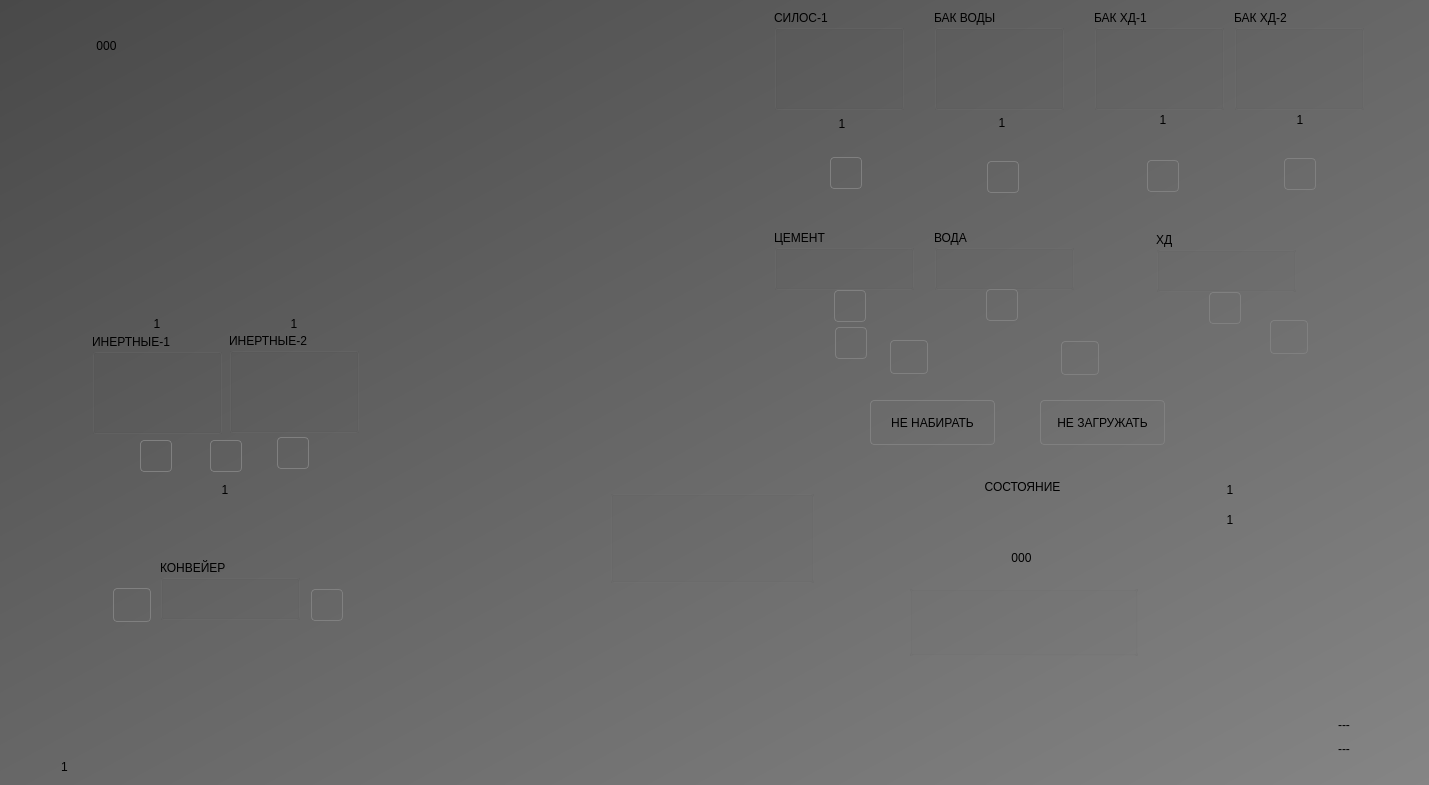
Above: ui/Home.ui from chkrain/bsuch before the change. Below: the same form after it.
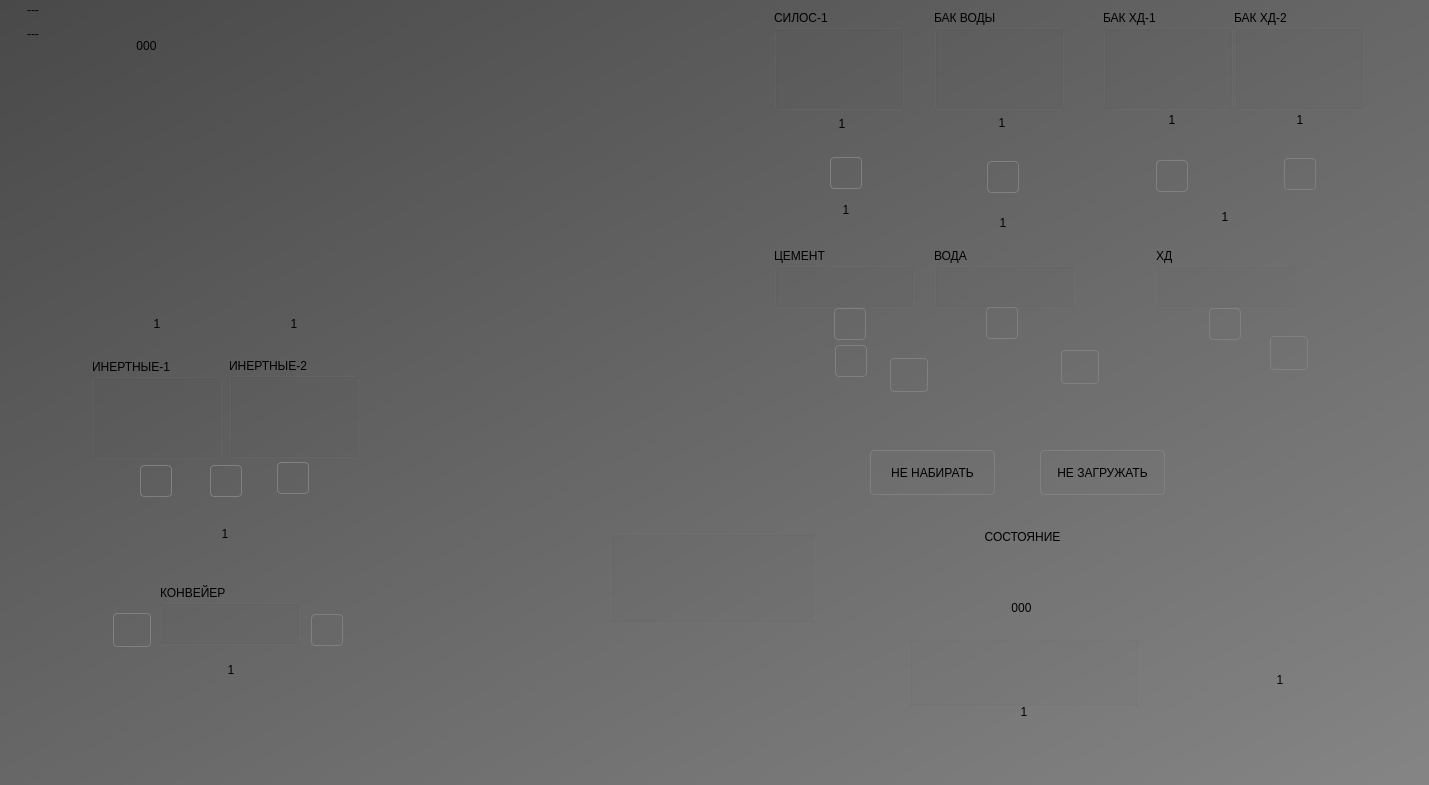
That is the form after the change. Icons and pictures are not drawn. Custom widgets are drawn as their Qt base class.

```diff
--- a/ui/Home.ui
+++ b/ui/Home.ui
@@ -130,7 +130,7 @@
    <property name="geometry">
     <rect>
      <x>895</x>
-     <y>430</y>
+     <y>480</y>
      <width>247</width>
      <height>175</height>
     </rect>
@@ -186,7 +186,7 @@
    <property name="geometry">
     <rect>
      <x>1076</x>
-     <y>531</y>
+     <y>581</y>
      <width>114</width>
      <height>137</height>
     </rect>
@@ -204,7 +204,7 @@
    <property name="geometry">
     <rect>
      <x>909</x>
-     <y>585</y>
+     <y>635</y>
      <width>229</width>
      <height>71</height>
     </rect>
@@ -217,7 +217,7 @@
    <property name="geometry">
     <rect>
      <x>1070</x>
-     <y>545</y>
+     <y>595</y>
      <width>22</width>
      <height>22</height>
     </rect>
@@ -233,7 +233,7 @@
    <property name="geometry">
     <rect>
      <x>1102</x>
-     <y>545</y>
+     <y>595</y>
      <width>22</width>
      <height>22</height>
     </rect>
@@ -249,7 +249,7 @@
    <property name="geometry">
     <rect>
      <x>774</x>
-     <y>230</y>
+     <y>248</y>
      <width>140</width>
      <height>60</height>
     </rect>
@@ -262,7 +262,7 @@
    <property name="geometry">
     <rect>
      <x>934</x>
-     <y>230</y>
+     <y>248</y>
      <width>140</width>
      <height>60</height>
     </rect>
@@ -275,7 +275,7 @@
    <property name="geometry">
     <rect>
      <x>1156</x>
-     <y>232</y>
+     <y>248</y>
      <width>140</width>
      <height>60</height>
     </rect>
@@ -291,7 +291,7 @@
    <property name="geometry">
     <rect>
      <x>160</x>
-     <y>560</y>
+     <y>585</y>
      <width>140</width>
      <height>60</height>
     </rect>
@@ -329,7 +329,7 @@
   <widget class="DoserPanel" name="doserpanel_2">
    <property name="geometry">
     <rect>
-     <x>1094</x>
+     <x>1103</x>
      <y>10</y>
      <width>130</width>
      <height>100</height>
@@ -362,7 +362,7 @@
    <property name="geometry">
     <rect>
      <x>92</x>
-     <y>334</y>
+     <y>359</y>
      <width>130</width>
      <height>100</height>
     </rect>
@@ -375,7 +375,7 @@
    <property name="geometry">
     <rect>
      <x>229</x>
-     <y>333</y>
+     <y>358</y>
      <width>130</width>
      <height>100</height>
     </rect>
@@ -388,7 +388,7 @@
    <property name="geometry">
     <rect>
      <x>30</x>
-     <y>580</y>
+     <y>605</y>
      <width>392</width>
      <height>54</height>
     </rect>
@@ -463,7 +463,7 @@
    <property name="geometry">
     <rect>
      <x>84</x>
-     <y>372</y>
+     <y>397</y>
      <width>146</width>
      <height>126</height>
     </rect>
@@ -512,7 +512,7 @@
    <property name="geometry">
     <rect>
      <x>220</x>
-     <y>373</y>
+     <y>398</y>
      <width>146</width>
      <height>126</height>
     </rect>
@@ -561,7 +561,7 @@
    <property name="geometry">
     <rect>
      <x>794</x>
-     <y>220</y>
+     <y>238</y>
      <width>113</width>
      <height>238</height>
     </rect>
@@ -641,7 +641,7 @@
    <property name="geometry">
     <rect>
      <x>945</x>
-     <y>219</y>
+     <y>237</y>
      <width>115</width>
      <height>174</height>
     </rect>
@@ -693,7 +693,7 @@
    <property name="geometry">
     <rect>
      <x>1182</x>
-     <y>222</y>
+     <y>238</y>
      <width>86</width>
      <height>131</height>
     </rect>
@@ -745,7 +745,7 @@
    <property name="geometry">
     <rect>
      <x>836</x>
-     <y>380</y>
+     <y>407</y>
      <width>30</width>
      <height>33</height>
     </rect>
@@ -763,7 +763,7 @@
    <property name="geometry">
     <rect>
      <x>987</x>
-     <y>377</y>
+     <y>403</y>
      <width>32</width>
      <height>95</height>
     </rect>
@@ -781,7 +781,7 @@
    <property name="geometry">
     <rect>
      <x>1210</x>
-     <y>337</y>
+     <y>365</y>
      <width>32</width>
      <height>95</height>
     </rect>
@@ -799,7 +799,7 @@
    <property name="geometry">
     <rect>
      <x>120</x>
-     <y>490</y>
+     <y>515</y>
      <width>30</width>
      <height>33</height>
     </rect>
@@ -817,7 +817,7 @@
    <property name="geometry">
     <rect>
      <x>163</x>
-     <y>490</y>
+     <y>515</y>
      <width>30</width>
      <height>33</height>
     </rect>
@@ -835,7 +835,7 @@
    <property name="geometry">
     <rect>
      <x>254</x>
-     <y>490</y>
+     <y>515</y>
      <width>30</width>
      <height>33</height>
     </rect>
@@ -853,7 +853,7 @@
    <property name="geometry">
     <rect>
      <x>300</x>
-     <y>490</y>
+     <y>515</y>
      <width>30</width>
      <height>33</height>
     </rect>
@@ -871,7 +871,7 @@
    <property name="geometry">
     <rect>
      <x>510</x>
-     <y>414</y>
+     <y>454</y>
      <width>201</width>
      <height>204</height>
     </rect>
@@ -885,8 +885,8 @@
   <widget class="RuntimeTrend" name="runtimetrend">
    <property name="geometry">
     <rect>
-     <x>20</x>
-     <y>17</y>
+     <x>60</x>
+     <y>20</y>
      <width>702</width>
      <height>294</height>
     </rect>
@@ -1003,7 +1003,7 @@
   <widget class="Animation" name="container_3">
    <property name="geometry">
     <rect>
-     <x>1119</x>
+     <x>1128</x>
      <y>134</y>
      <width>84</width>
      <height>82</height>
@@ -1095,7 +1095,7 @@
   <widget class="QLabel" name="mixer_i">
    <property name="geometry">
     <rect>
-     <x>73</x>
+     <x>113</x>
      <y>29</y>
      <width>67</width>
      <height>34</height>
@@ -1115,7 +1115,7 @@
    <property name="geometry">
     <rect>
      <x>870</x>
-     <y>400</y>
+     <y>450</y>
      <width>125</width>
      <height>45</height>
     </rect>
@@ -1146,7 +1146,7 @@
    <property name="geometry">
     <rect>
      <x>1040</x>
-     <y>400</y>
+     <y>450</y>
      <width>125</width>
      <height>45</height>
     </rect>
@@ -1177,7 +1177,7 @@
    <property name="geometry">
     <rect>
      <x>210</x>
-     <y>440</y>
+     <y>465</y>
      <width>32</width>
      <height>32</height>
     </rect>
@@ -1205,7 +1205,7 @@
    <property name="geometry">
     <rect>
      <x>610</x>
-     <y>490</y>
+     <y>530</y>
      <width>204</width>
      <height>93</height>
     </rect>
@@ -1214,8 +1214,8 @@
   <widget class="QLabel" name="scantime">
    <property name="geometry">
     <rect>
-     <x>1311</x>
-     <y>715</y>
+     <x>0</x>
+     <y>0</y>
      <width>66</width>
      <height>19</height>
     </rect>
@@ -1233,8 +1233,8 @@
   <widget class="QLabel" name="powered">
    <property name="geometry">
     <rect>
-     <x>1311</x>
-     <y>739</y>
+     <x>0</x>
+     <y>24</y>
      <width>66</width>
      <height>19</height>
     </rect>
@@ -1253,7 +1253,7 @@
    <property name="geometry">
     <rect>
      <x>1270</x>
-     <y>320</y>
+     <y>336</y>
      <width>38</width>
      <height>34</height>
     </rect>
@@ -1279,7 +1279,7 @@
    <property name="geometry">
     <rect>
      <x>1061</x>
-     <y>341</y>
+     <y>350</y>
      <width>38</width>
      <height>34</height>
     </rect>
@@ -1305,7 +1305,7 @@
    <property name="geometry">
     <rect>
      <x>890</x>
-     <y>340</y>
+     <y>358</y>
      <width>38</width>
      <height>34</height>
     </rect>
@@ -1327,28 +1327,6 @@
     <bool>true</bool>
    </property>
   </widget>
-  <widget class="QLabel" name="label_2">
-   <property name="geometry">
-    <rect>
-     <x>4</x>
-     <y>752</y>
-     <width>121</width>
-     <height>31</height>
-    </rect>
-   </property>
-   <property name="text">
-    <string>1</string>
-   </property>
-   <property name="textFormat">
-    <enum>Qt::RichText</enum>
-   </property>
-   <property name="alignment">
-    <set>Qt::AlignCenter</set>
-   </property>
-   <property name="style" stdset="0">
-    <string>textinfo</string>
-   </property>
-  </widget>
   <widget class="QLabel" name="label_3">
    <property name="geometry">
     <rect>
@@ -1396,7 +1374,7 @@
   <widget class="QLabel" name="label_5">
    <property name="geometry">
     <rect>
-     <x>1083</x>
+     <x>1092</x>
      <y>110</y>
      <width>160</width>
      <height>21</height>
@@ -1441,7 +1419,7 @@
    <property name="geometry">
     <rect>
      <x>160</x>
-     <y>480</y>
+     <y>524</y>
      <width>130</width>
      <height>21</height>
     </rect>
@@ -1506,8 +1484,8 @@
   <widget class="QLabel" name="label_10">
    <property name="geometry">
     <rect>
-     <x>1140</x>
-     <y>510</y>
+     <x>1190</x>
+     <y>670</y>
      <width>180</width>
      <height>21</height>
     </rect>
@@ -1528,8 +1506,8 @@
   <widget class="QLabel" name="label_11">
    <property name="geometry">
     <rect>
-     <x>1140</x>
-     <y>480</y>
+     <x>934</x>
+     <y>702</y>
      <width>180</width>
      <height>21</height>
     </rect>
@@ -1547,6 +1525,94 @@
     <string>selfinfo</string>
    </property>
   </widget>
+  <widget class="QLabel" name="label_12">
+   <property name="geometry">
+    <rect>
+     <x>166</x>
+     <y>660</y>
+     <width>130</width>
+     <height>21</height>
+    </rect>
+   </property>
+   <property name="text">
+    <string>1</string>
+   </property>
+   <property name="textFormat">
+    <enum>Qt::RichText</enum>
+   </property>
+   <property name="alignment">
+    <set>Qt::AlignCenter</set>
+   </property>
+   <property name="style" stdset="0">
+    <string>selfinfo</string>
+   </property>
+  </widget>
+  <widget class="QLabel" name="label_13">
+   <property name="geometry">
+    <rect>
+     <x>781</x>
+     <y>200</y>
+     <width>130</width>
+     <height>21</height>
+    </rect>
+   </property>
+   <property name="text">
+    <string>1</string>
+   </property>
+   <property name="textFormat">
+    <enum>Qt::RichText</enum>
+   </property>
+   <property name="alignment">
+    <set>Qt::AlignCenter</set>
+   </property>
+   <property name="style" stdset="0">
+    <string>selfinfo</string>
+   </property>
+  </widget>
+  <widget class="QLabel" name="label_14">
+   <property name="geometry">
+    <rect>
+     <x>1160</x>
+     <y>207</y>
+     <width>130</width>
+     <height>21</height>
+    </rect>
+   </property>
+   <property name="text">
+    <string>1</string>
+   </property>
+   <property name="textFormat">
+    <enum>Qt::RichText</enum>
+   </property>
+   <property name="alignment">
+    <set>Qt::AlignCenter</set>
+   </property>
+   <property name="style" stdset="0">
+    <string>selfinfo</string>
+   </property>
+  </widget>
+  <widget class="QLabel" name="label_15">
+   <property name="geometry">
+    <rect>
+     <x>938</x>
+     <y>213</y>
+     <width>130</width>
+     <height>21</height>
+    </rect>
+   </property>
+   <property name="text">
+    <string>1</string>
+   </property>
+   <property name="textFormat">
+    <enum>Qt::RichText</enum>
+   </property>
+   <property name="alignment">
+    <set>Qt::AlignCenter</set>
+   </property>
+   <property name="style" stdset="0">
+    <string>selfinfo</string>
+   </property>
+  </widget>
   <zorder>animation_2</zorder>
   <zorder>rain_2</zorder>
   <zorder>dosator_3</zorder>
```
Left out of the diff: 5 changed lines with no effect on the pictures.
